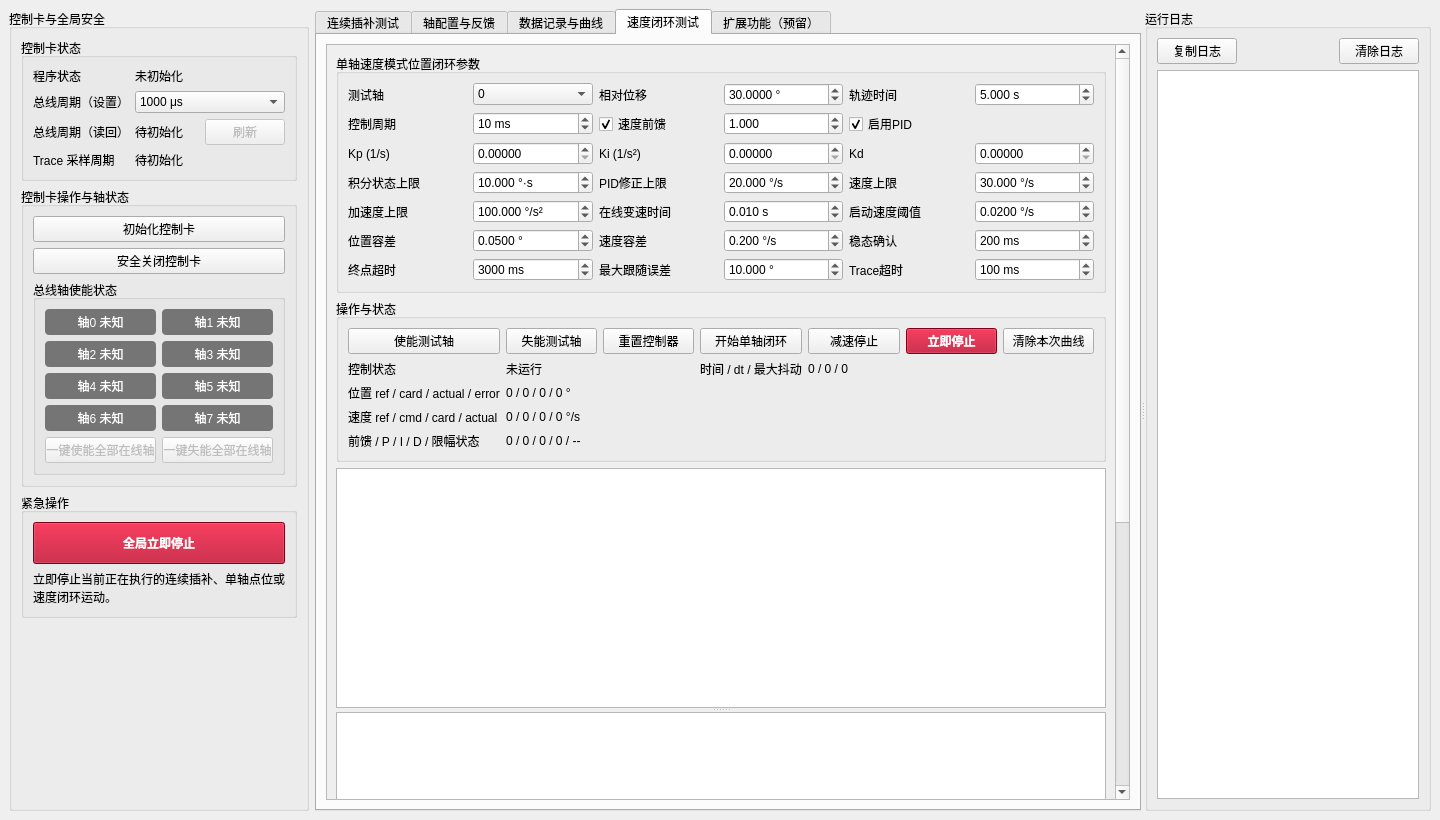
The window that conti_ctrl/mainwindow.ui (yzj148162-cmyk/E5000-ContiInterpolation) describes before a commit, drawn with Qt 5.
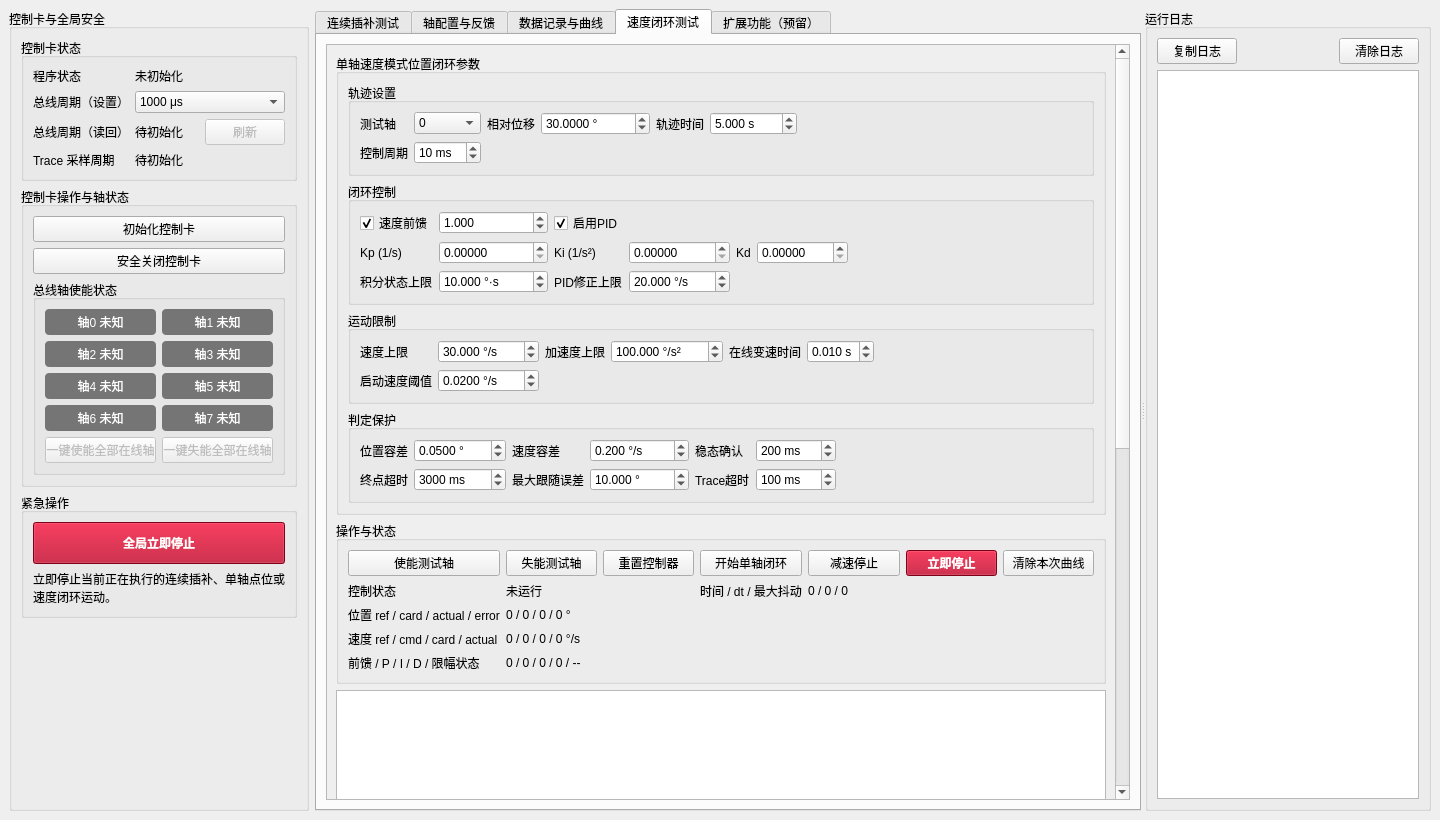
The same window after the commit. Custom widgets are drawn as their Qt base class.

Commit message: 优化速度闭环参数区分组布局

The edit to the form file:
```diff
--- a/conti_ctrl/mainwindow.ui
+++ b/conti_ctrl/mainwindow.ui
@@ -2041,7 +2041,13 @@
                <property name="title">
                 <string>单轴速度模式位置闭环参数</string>
                </property>
-               <layout class="QGridLayout" name="velocityControlParameterLayout">
+               <layout class="QVBoxLayout" name="velocityControlParameterLayout">
+                <item>
+                 <widget class="QGroupBox" name="velocityTrajectoryGroup">
+                  <property name="title">
+                   <string>轨迹设置</string>
+                  </property>
+                  <layout class="QGridLayout" name="velocityTrajectoryLayout">
                 <item row="0" column="0">
                  <widget class="QLabel" name="velocityAxisLabel">
                   <property name="text">
@@ -2168,7 +2174,29 @@
                   </property>
                  </widget>
                 </item>
-                <item row="1" column="2">
+                   <item row="0" column="6" rowspan="2">
+                    <spacer name="velocityTrajectorySpacer">
+                     <property name="orientation">
+                      <enum>Qt::Orientation::Horizontal</enum>
+                     </property>
+                     <property name="sizeHint" stdset="0">
+                      <size>
+                       <width>40</width>
+                       <height>20</height>
+                      </size>
+                     </property>
+                    </spacer>
+                   </item>
+                  </layout>
+                 </widget>
+                </item>
+                <item>
+                 <widget class="QGroupBox" name="velocityClosedLoopGroup">
+                  <property name="title">
+                   <string>闭环控制</string>
+                  </property>
+                  <layout class="QGridLayout" name="velocityClosedLoopLayout">
+                 <item row="0" column="0">
                  <widget class="QCheckBox" name="velocityFeedforwardCheck">
                   <property name="text">
                    <string>速度前馈</string>
@@ -2178,7 +2206,7 @@
                   </property>
                  </widget>
                 </item>
-                <item row="1" column="3">
+                 <item row="0" column="1">
                  <widget class="QDoubleSpinBox" name="velocityFeedforwardGainSpin">
                   <property name="decimals">
                    <number>3</number>
@@ -2194,7 +2222,7 @@
                   </property>
                  </widget>
                 </item>
-                <item row="1" column="4">
+                 <item row="0" column="2">
                  <widget class="QCheckBox" name="velocityPidEnableCheck">
                   <property name="text">
                    <string>启用PID</string>
@@ -2204,14 +2232,14 @@
                   </property>
                  </widget>
                 </item>
-                <item row="2" column="0">
+                 <item row="1" column="0">
                  <widget class="QLabel" name="velocityKpLabel">
                   <property name="text">
                    <string>Kp (1/s)</string>
                   </property>
                  </widget>
                 </item>
-                <item row="2" column="1">
+                 <item row="1" column="1">
                  <widget class="QDoubleSpinBox" name="velocityKpSpin">
                   <property name="decimals">
                    <number>5</number>
@@ -2221,14 +2249,14 @@
                   </property>
                  </widget>
                 </item>
-                <item row="2" column="2">
+                 <item row="1" column="2">
                  <widget class="QLabel" name="velocityKiLabel">
                   <property name="text">
                    <string>Ki (1/s²)</string>
                   </property>
                  </widget>
                 </item>
-                <item row="2" column="3">
+                 <item row="1" column="3">
                  <widget class="QDoubleSpinBox" name="velocityKiSpin">
                   <property name="decimals">
                    <number>5</number>
@@ -2238,14 +2266,14 @@
                   </property>
                  </widget>
                 </item>
-                <item row="2" column="4">
+                 <item row="1" column="4">
                  <widget class="QLabel" name="velocityKdLabel">
                   <property name="text">
                    <string>Kd</string>
                   </property>
                  </widget>
                 </item>
-                <item row="2" column="5">
+                 <item row="1" column="5">
                  <widget class="QDoubleSpinBox" name="velocityKdSpin">
                   <property name="decimals">
                    <number>5</number>
@@ -2255,14 +2283,14 @@
                   </property>
                  </widget>
                 </item>
-                <item row="3" column="0">
+                 <item row="2" column="0">
                  <widget class="QLabel" name="velocityIntegralLimitLabel">
                   <property name="text">
                    <string>积分状态上限</string>
                   </property>
                  </widget>
                 </item>
-                <item row="3" column="1">
+                 <item row="2" column="1">
                  <widget class="QDoubleSpinBox" name="velocityIntegralLimitSpin">
                   <property name="suffix">
                    <string> °·s</string>
@@ -2278,14 +2306,14 @@
                   </property>
                  </widget>
                 </item>
-                <item row="3" column="2">
+                 <item row="2" column="2">
                  <widget class="QLabel" name="velocityMaxCorrectionLabel">
                   <property name="text">
                    <string>PID修正上限</string>
                   </property>
                  </widget>
                 </item>
-                <item row="3" column="3">
+                 <item row="2" column="3">
                  <widget class="QDoubleSpinBox" name="velocityMaxCorrectionSpin">
                   <property name="suffix">
                    <string> °/s</string>
@@ -2301,14 +2329,36 @@
                   </property>
                  </widget>
                 </item>
-                <item row="3" column="4">
+                   <item row="0" column="6" rowspan="3">
+                    <spacer name="velocityClosedLoopSpacer">
+                     <property name="orientation">
+                      <enum>Qt::Orientation::Horizontal</enum>
+                     </property>
+                     <property name="sizeHint" stdset="0">
+                      <size>
+                       <width>40</width>
+                       <height>20</height>
+                      </size>
+                     </property>
+                    </spacer>
+                   </item>
+                  </layout>
+                 </widget>
+                </item>
+                <item>
+                 <widget class="QGroupBox" name="velocityLimitGroup">
+                  <property name="title">
+                   <string>运动限制</string>
+                  </property>
+                  <layout class="QGridLayout" name="velocityLimitLayout">
+                 <item row="0" column="0">
                  <widget class="QLabel" name="velocityMaxSpeedLabel">
                   <property name="text">
                    <string>速度上限</string>
                   </property>
                  </widget>
                 </item>
-                <item row="3" column="5">
+                 <item row="0" column="1">
                  <widget class="QDoubleSpinBox" name="velocityMaxSpeedSpin">
                   <property name="suffix">
                    <string> °/s</string>
@@ -2327,14 +2377,14 @@
                   </property>
                  </widget>
                 </item>
-                <item row="4" column="0">
+                 <item row="0" column="2">
                  <widget class="QLabel" name="velocityMaxAccelerationLabel">
                   <property name="text">
                    <string>加速度上限</string>
                   </property>
                  </widget>
                 </item>
-                <item row="4" column="1">
+                 <item row="0" column="3">
                  <widget class="QDoubleSpinBox" name="velocityMaxAccelerationSpin">
                   <property name="suffix">
                    <string> °/s²</string>
@@ -2353,14 +2403,14 @@
                   </property>
                  </widget>
                 </item>
-                <item row="4" column="2">
+                 <item row="0" column="4">
                  <widget class="QLabel" name="velocityChangeTimeLabel">
                   <property name="text">
                    <string>在线变速时间</string>
                   </property>
                  </widget>
                 </item>
-                <item row="4" column="3">
+                 <item row="0" column="5">
                  <widget class="QDoubleSpinBox" name="velocityChangeTimeSpin">
                   <property name="suffix">
                    <string> s</string>
@@ -2382,14 +2432,14 @@
                   </property>
                  </widget>
                 </item>
-                <item row="4" column="4">
+                 <item row="1" column="0">
                  <widget class="QLabel" name="velocityStartThresholdLabel">
                   <property name="text">
                    <string>启动速度阈值</string>
                   </property>
                  </widget>
                 </item>
-                <item row="4" column="5">
+                 <item row="1" column="1">
                  <widget class="QDoubleSpinBox" name="velocityStartThresholdSpin">
                   <property name="suffix">
                    <string> °/s</string>
@@ -2408,14 +2458,36 @@
                   </property>
                  </widget>
                 </item>
-                <item row="5" column="0">
+                   <item row="0" column="6" rowspan="2">
+                    <spacer name="velocityLimitSpacer">
+                     <property name="orientation">
+                      <enum>Qt::Orientation::Horizontal</enum>
+                     </property>
+                     <property name="sizeHint" stdset="0">
+                      <size>
+                       <width>40</width>
+                       <height>20</height>
+                      </size>
+                     </property>
+                    </spacer>
+                   </item>
+                  </layout>
+                 </widget>
+                </item>
+                <item>
+                 <widget class="QGroupBox" name="velocityCriterionGroup">
+                  <property name="title">
+                   <string>判定保护</string>
+                  </property>
+                  <layout class="QGridLayout" name="velocityCriterionLayout">
+                 <item row="0" column="0">
                  <widget class="QLabel" name="velocityPositionToleranceLabel">
                   <property name="text">
                    <string>位置容差</string>
                   </property>
                  </widget>
                 </item>
-                <item row="5" column="1">
+                 <item row="0" column="1">
                  <widget class="QDoubleSpinBox" name="velocityPositionToleranceSpin">
                   <property name="suffix">
                    <string> °</string>
@@ -2434,14 +2506,14 @@
                   </property>
                  </widget>
                 </item>
-                <item row="5" column="2">
+                 <item row="0" column="2">
                  <widget class="QLabel" name="velocitySpeedToleranceLabel">
                   <property name="text">
                    <string>速度容差</string>
                   </property>
                  </widget>
                 </item>
-                <item row="5" column="3">
+                 <item row="0" column="3">
                  <widget class="QDoubleSpinBox" name="velocitySpeedToleranceSpin">
                   <property name="suffix">
                    <string> °/s</string>
@@ -2460,14 +2532,14 @@
                   </property>
                  </widget>
                 </item>
-                <item row="5" column="4">
+                 <item row="0" column="4">
                  <widget class="QLabel" name="velocityStableDwellLabel">
                   <property name="text">
                    <string>稳态确认</string>
                   </property>
                  </widget>
                 </item>
-                <item row="5" column="5">
+                 <item row="0" column="5">
                  <widget class="QSpinBox" name="velocityStableDwellSpin">
                   <property name="suffix">
                    <string> ms</string>
@@ -2483,14 +2555,14 @@
                   </property>
                  </widget>
                 </item>
-                <item row="6" column="0">
+                 <item row="1" column="0">
                  <widget class="QLabel" name="velocityFinishTimeoutLabel">
                   <property name="text">
                    <string>终点超时</string>
                   </property>
                  </widget>
                 </item>
-                <item row="6" column="1">
+                 <item row="1" column="1">
                  <widget class="QSpinBox" name="velocityFinishTimeoutSpin">
                   <property name="suffix">
                    <string> ms</string>
@@ -2506,14 +2578,14 @@
                   </property>
                  </widget>
                 </item>
-                <item row="6" column="2">
+                 <item row="1" column="2">
                  <widget class="QLabel" name="velocityMaxFollowingErrorLabel">
                   <property name="text">
                    <string>最大跟随误差</string>
                   </property>
                  </widget>
                 </item>
-                <item row="6" column="3">
+                 <item row="1" column="3">
                  <widget class="QDoubleSpinBox" name="velocityMaxFollowingErrorSpin">
                   <property name="suffix">
                    <string> °</string>
@@ -2532,14 +2604,14 @@
                   </property>
                  </widget>
                 </item>
-                <item row="6" column="4">
+                 <item row="1" column="4">
                  <widget class="QLabel" name="velocityTraceTimeoutLabel">
                   <property name="text">
                    <string>Trace超时</string>
                   </property>
                  </widget>
                 </item>
-                <item row="6" column="5">
+                 <item row="1" column="5">
                  <widget class="QSpinBox" name="velocityTraceTimeoutSpin">
                   <property name="suffix">
                    <string> ms</string>
@@ -2553,6 +2625,22 @@
                   <property name="value">
                    <number>100</number>
                   </property>
+                 </widget>
+                </item>
+                   <item row="0" column="6" rowspan="2">
+                    <spacer name="velocityCriterionSpacer">
+                     <property name="orientation">
+                      <enum>Qt::Orientation::Horizontal</enum>
+                     </property>
+                     <property name="sizeHint" stdset="0">
+                      <size>
+                       <width>40</width>
+                       <height>20</height>
+                      </size>
+                     </property>
+                    </spacer>
+                   </item>
+                  </layout>
                  </widget>
                 </item>
                </layout>
```
Lines whose indentation alone changed are shown as unchanged. The commit also changes 1 other file.
